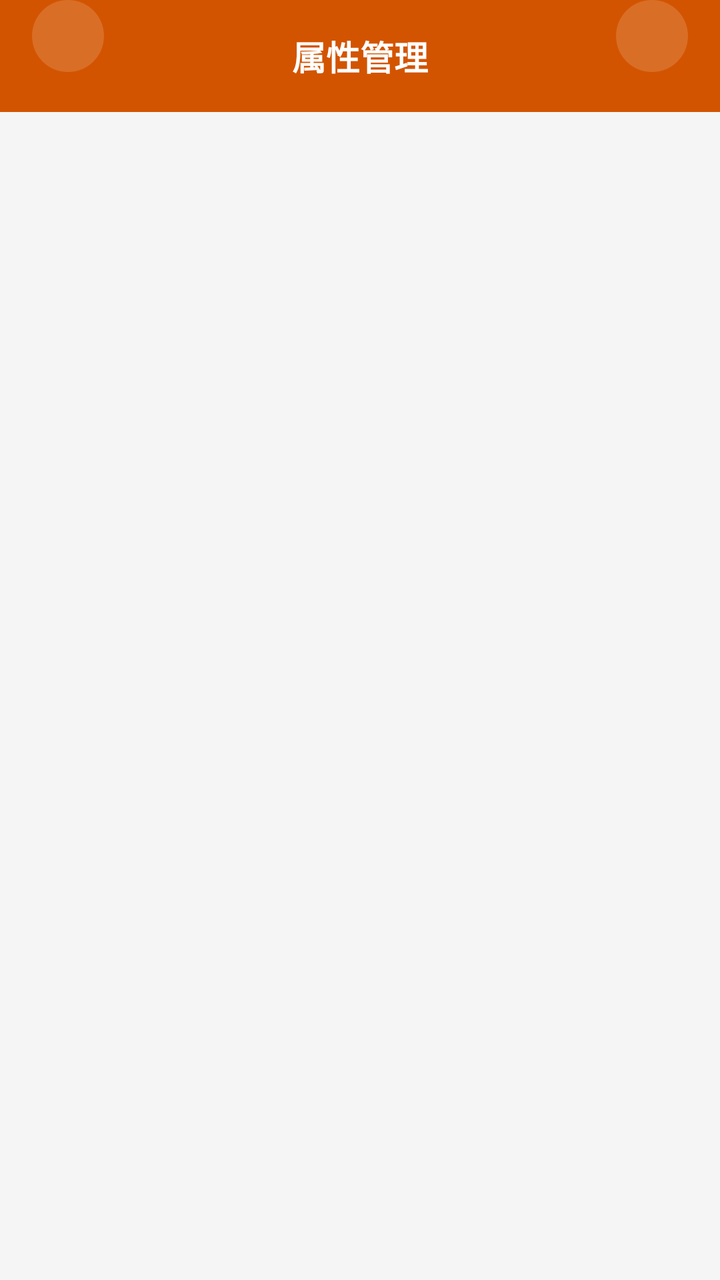
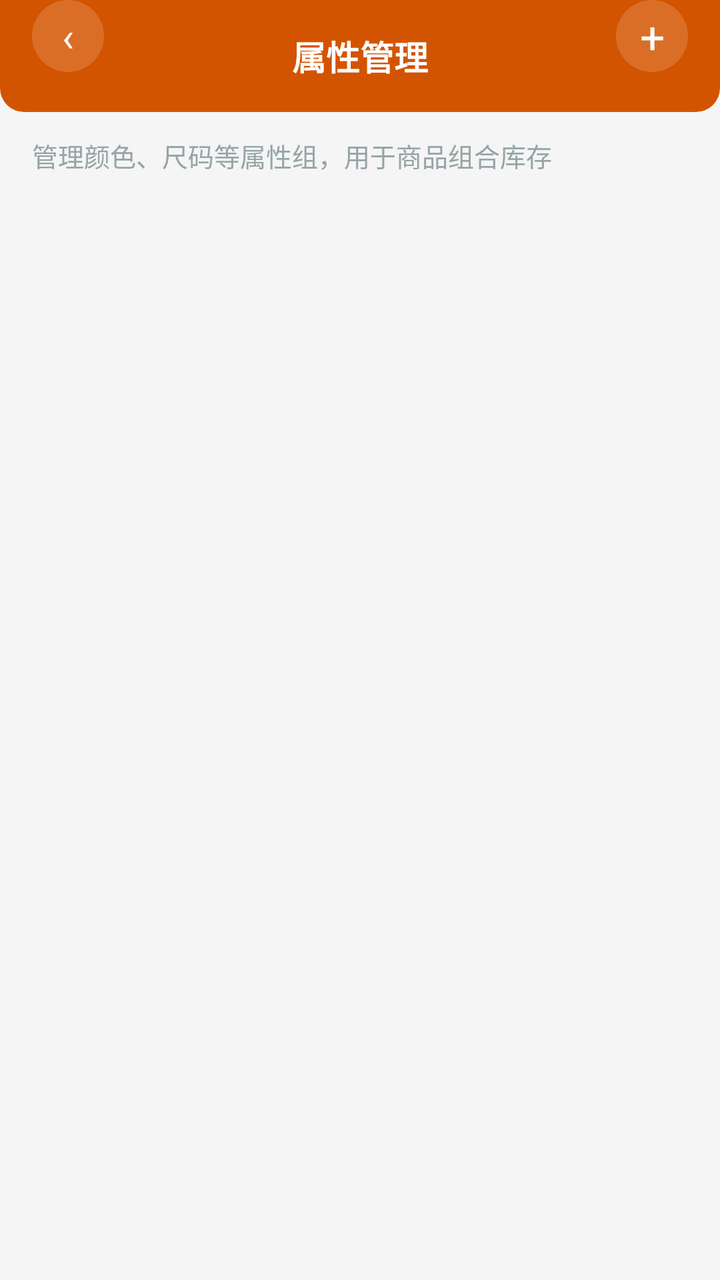

An Android layout rendered at two revisions. The XML below is the earlier revision; the diff shows what the commit changed to produce the second picture.
<!-- AndroidManifest.xml: application theme Theme.ClothingSI -->
<!-- res/layout/activity_attributes.xml -->
<?xml version="1.0" encoding="utf-8"?>
<LinearLayout xmlns:android="http://schemas.android.com/apk/res/android"
    xmlns:app="http://schemas.android.com/apk/res-auto"
    android:layout_width="match_parent" android:layout_height="match_parent"
    android:orientation="vertical" android:background="#F5F5F5">
    <RelativeLayout android:layout_width="match_parent" android:layout_height="56dp"
        android:background="#D35400" android:paddingHorizontal="16dp">
        <TextView android:id="@+id/btn_back" android:layout_width="36dp" android:layout_height="36dp"
            android:text="‹" android:textSize="20dp" android:textColor="#FFFFFF"
            android:gravity="center" android:background="@drawable/circle_bg" android:alpha="0.15" />
        <TextView android:layout_width="wrap_content" android:layout_height="wrap_content"
            android:text="属性管理" android:textSize="17dp" android:textStyle="bold"
            android:textColor="#FFFFFF" android:layout_centerInParent="true" />
        <TextView android:id="@+id/btn_add_group" android:layout_width="36dp" android:layout_height="36dp"
            android:text="+" android:textSize="22dp" android:textColor="#FFFFFF"
            android:gravity="center" android:layout_alignParentEnd="true"
            android:background="@drawable/circle_bg" android:alpha="0.15" />
    </RelativeLayout>
    <androidx.recyclerview.widget.RecyclerView android:id="@+id/rv_attribute_groups"
        android:layout_width="match_parent" android:layout_height="match_parent" android:padding="16dp" />
</LinearLayout>
<!-- resources referenced by this layout -->
<resources>
  <!-- drawable circle_bg (drawable) -->
  <?xml version="1.0" encoding="utf-8"?>
  <shape xmlns:android="http://schemas.android.com/apk/res/android" android:shape="oval">
      <solid android:color="#FFFFFF" />
  </shape>
  <style name="Theme.ClothingSI" parent="Theme.Material3.Light.NoActionBar">
          <item name="colorPrimary">@color/primary</item>
          <item name="colorPrimaryDark">@color/primary_dark</item>
          <item name="colorAccent">@color/accent</item>
          <item name="android:statusBarColor">@color/primary_dark</item>
          <item name="android:navigationBarColor">@color/white</item>
      </style>
  <color name="primary">#E85D3A</color>
  <color name="primary_dark">#D35400</color>
  <color name="accent">#F4A460</color>
  <color name="white">#FFFFFF</color>
</resources>

<!-- the commit's change to res/layout/activity_attributes.xml (unified diff, before → after) -->
@@ -4,18 +4,22 @@
     android:layout_width="match_parent" android:layout_height="match_parent"
     android:orientation="vertical" android:background="#F5F5F5">
     <RelativeLayout android:layout_width="match_parent" android:layout_height="56dp"
-        android:background="#D35400" android:paddingHorizontal="16dp">
+        android:background="@drawable/header_bar_bg" android:paddingHorizontal="16dp">
         <TextView android:id="@+id/btn_back" android:layout_width="36dp" android:layout_height="36dp"
             android:text="‹" android:textSize="20dp" android:textColor="#FFFFFF"
-            android:gravity="center" android:background="@drawable/circle_bg" android:alpha="0.15" />
+            android:gravity="center" android:background="@drawable/circle_bg" />
         <TextView android:layout_width="wrap_content" android:layout_height="wrap_content"
             android:text="属性管理" android:textSize="17dp" android:textStyle="bold"
             android:textColor="#FFFFFF" android:layout_centerInParent="true" />
         <TextView android:id="@+id/btn_add_group" android:layout_width="36dp" android:layout_height="36dp"
             android:text="+" android:textSize="22dp" android:textColor="#FFFFFF"
             android:gravity="center" android:layout_alignParentEnd="true"
-            android:background="@drawable/circle_bg" android:alpha="0.15" />
+            android:background="@drawable/circle_bg" />
     </RelativeLayout>
+    <TextView android:layout_width="match_parent" android:layout_height="wrap_content"
+        android:text="管理颜色、尺码等属性组，用于商品组合库存"
+        android:textSize="13dp" android:textColor="#95A5A6" android:paddingHorizontal="16dp"
+        android:paddingTop="12dp" android:paddingBottom="4dp" />
     <androidx.recyclerview.widget.RecyclerView android:id="@+id/rv_attribute_groups"
         android:layout_width="match_parent" android:layout_height="match_parent" android:padding="16dp" />
 </LinearLayout>
<!-- resource entries referenced after the edit -->
@@ -3,7 +3,13 @@
   <!-- drawable circle_bg (drawable) -->
   <?xml version="1.0" encoding="utf-8"?>
   <shape xmlns:android="http://schemas.android.com/apk/res/android" android:shape="oval">
-      <solid android:color="#FFFFFF" />
+      <solid android:color="#26FFFFFF" />
+  </shape>
+  <!-- drawable header_bar_bg (drawable) -->
+  <?xml version="1.0" encoding="utf-8"?>
+  <shape xmlns:android="http://schemas.android.com/apk/res/android" android:shape="rectangle">
+      <solid android:color="#D35400" />
+      <corners android:bottomLeftRadius="12dp" android:bottomRightRadius="12dp" />
   </shape>
   <style name="Theme.ClothingSI" parent="Theme.Material3.Light.NoActionBar">
           <item name="colorPrimary">@color/primary</item>
